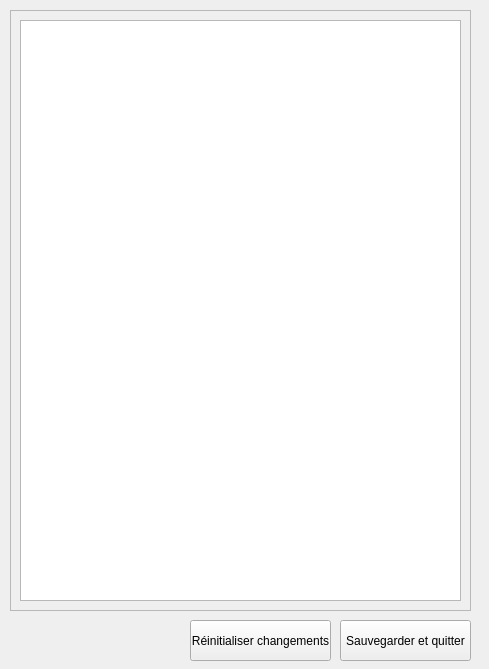
Silous888/RawTextCheck, file qt_files/dialog_excluded_words.ui: the form before one commit.
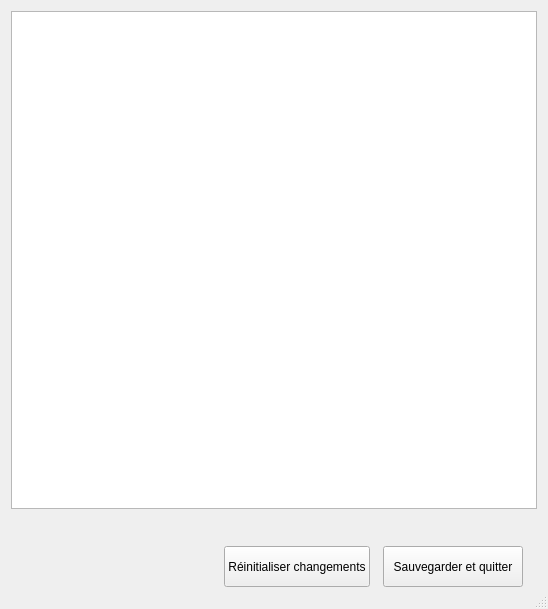
The form after the commit. Icons and pictures are not drawn.

Commit message: dialog excluded word responsive

```diff
--- a/qt_files/dialog_excluded_words.ui
+++ b/qt_files/dialog_excluded_words.ui
@@ -6,8 +6,8 @@
    <rect>
     <x>0</x>
     <y>0</y>
-    <width>489</width>
-    <height>669</height>
+    <width>548</width>
+    <height>609</height>
    </rect>
   </property>
   <property name="windowTitle">
@@ -17,58 +17,19 @@
    <iconset resource="ressource.qrc">
     <normaloff>:/ressource/DreamteamLogo.ico</normaloff>:/ressource/DreamteamLogo.ico</iconset>
   </property>
-  <property name="modal">
+  <property name="sizeGripEnabled">
    <bool>true</bool>
   </property>
-  <widget class="QPushButton" name="pushButton_saveAndQuit">
-   <property name="geometry">
-    <rect>
-     <x>340</x>
-     <y>620</y>
-     <width>131</width>
-     <height>41</height>
-    </rect>
-   </property>
-   <property name="text">
-    <string>Sauvegarder et quitter</string>
-   </property>
-   <property name="autoDefault">
-    <bool>false</bool>
-   </property>
-  </widget>
-  <widget class="QPushButton" name="pushButton_resetChange">
-   <property name="geometry">
-    <rect>
-     <x>190</x>
-     <y>620</y>
-     <width>141</width>
-     <height>41</height>
-    </rect>
-   </property>
-   <property name="text">
-    <string>Réinitialiser changements</string>
-   </property>
-   <property name="autoDefault">
-    <bool>false</bool>
-   </property>
-  </widget>
-  <widget class="QFrame" name="frame">
-   <property name="geometry">
-    <rect>
-     <x>10</x>
-     <y>10</y>
-     <width>461</width>
-     <height>601</height>
-    </rect>
-   </property>
-   <property name="frameShape">
-    <enum>QFrame::StyledPanel</enum>
-   </property>
-   <property name="frameShadow">
-    <enum>QFrame::Raised</enum>
-   </property>
-   <layout class="QGridLayout" name="gridLayout">
-    <item row="0" column="0">
+  <layout class="QVBoxLayout" name="verticalLayout_2">
+   <item>
+    <layout class="QVBoxLayout" name="verticalLayout">
+     <property name="spacing">
+      <number>37</number>
+     </property>
+     <property name="bottomMargin">
+      <number>11</number>
+     </property>
+     <item>
      <widget class="QTableWidget" name="tableWidget_excludedWords">
       <property name="contextMenuPolicy">
        <enum>Qt::CustomContextMenu</enum>
@@ -101,8 +62,70 @@
       </column>
      </widget>
     </item>
-   </layout>
-  </widget>
+     <item>
+      <layout class="QHBoxLayout" name="horizontalLayout">
+       <property name="spacing">
+        <number>13</number>
+       </property>
+       <property name="rightMargin">
+        <number>14</number>
+       </property>
+       <item>
+        <spacer name="horizontalSpacer">
+         <property name="orientation">
+          <enum>Qt::Horizontal</enum>
+         </property>
+         <property name="sizeHint" stdset="0">
+          <size>
+           <width>40</width>
+           <height>20</height>
+          </size>
+         </property>
+        </spacer>
+       </item>
+       <item>
+        <widget class="QPushButton" name="pushButton_resetChange">
+         <property name="minimumSize">
+          <size>
+           <width>140</width>
+           <height>41</height>
+          </size>
+         </property>
+         <property name="text">
+          <string>Réinitialiser changements</string>
+         </property>
+         <property name="autoDefault">
+          <bool>false</bool>
+         </property>
+        </widget>
+       </item>
+       <item>
+        <widget class="QPushButton" name="pushButton_saveAndQuit">
+         <property name="sizePolicy">
+          <sizepolicy hsizetype="Minimum" vsizetype="Fixed">
+           <horstretch>0</horstretch>
+           <verstretch>0</verstretch>
+          </sizepolicy>
+         </property>
+         <property name="minimumSize">
+          <size>
+           <width>140</width>
+           <height>41</height>
+          </size>
+         </property>
+         <property name="text">
+          <string>Sauvegarder et quitter</string>
+         </property>
+         <property name="autoDefault">
+          <bool>false</bool>
+         </property>
+        </widget>
+       </item>
+      </layout>
+     </item>
+    </layout>
+   </item>
+  </layout>
  </widget>
  <tabstops>
   <tabstop>tableWidget_excludedWords</tabstop>
```
Left out of the diff: 4 changed lines with no effect on the pictures. Lines whose indentation alone changed are shown as unchanged. The commit also changes 2 other files.
